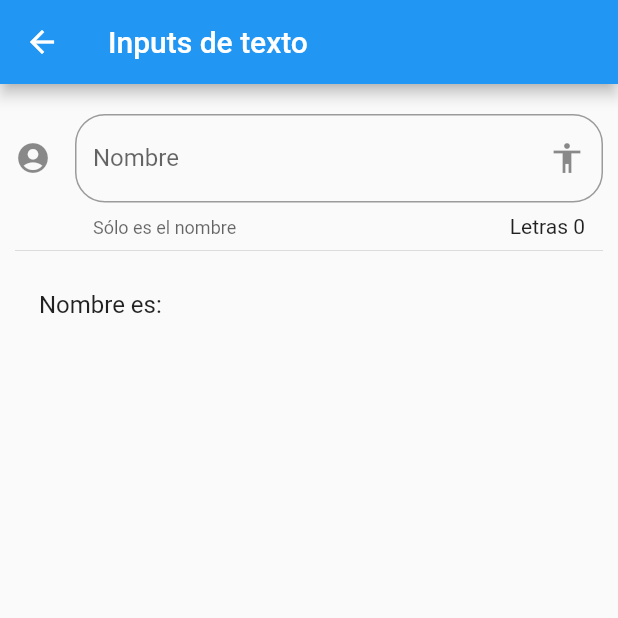
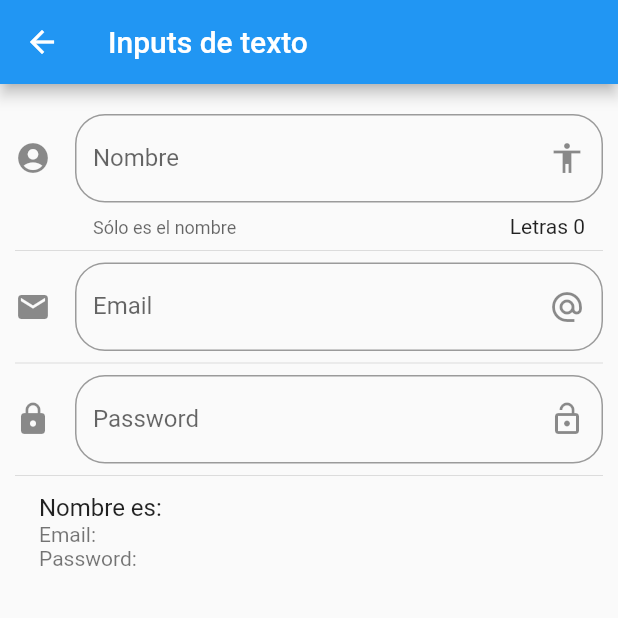
Before and after one commit to eraldovicente/Curso_Flutter, a Flutter app: the InputPage screen opened by its route, on a phone screen of 412 x 824 dp, the top half of it. Run offline on Flutter 3.47's test engine with Material 2 defaults, Android fonts, the phone set to English and light mode, and no system bars.

Commit message:
Email y Password fields

```diff
--- a/componentes/lib/src/pages/input_page.dart
+++ b/componentes/lib/src/pages/input_page.dart
@@ -7,7 +7,9 @@ class InputPage extends StatefulWidget {
 
 class _InputPageState extends State<InputPage> {
 
-  String _nombre = '';
+  String _nombre   = '';
+  String _email    = '';
+  String _password = '';
 
   @override
   Widget build(BuildContext context) {
@@ -19,6 +21,10 @@ class _InputPageState extends State<InputPage> {
         padding: EdgeInsets.symmetric(horizontal: 10.0, vertical: 20.0),
         children: [
           _crearInput(),
+          Divider(),
+          _crearEmail(),
+          Divider(),
+          _crearPassword(),
           Divider(),
           _crearPersona()
         ],
@@ -52,10 +58,51 @@ class _InputPageState extends State<InputPage> {
     );
   }
 
+  Widget _crearEmail() {
+
+    return TextField(
+      keyboardType: TextInputType.emailAddress,
+      textCapitalization: TextCapitalization.sentences,
+      decoration: InputDecoration(
+        border: OutlineInputBorder(
+          borderRadius: BorderRadius.circular(20.0)
+        ),
+        hintText: 'Email',
+        labelText: 'Email',
+        suffixIcon: Icon( Icons.alternate_email ),
+        icon: Icon( Icons.email )
+      ),
+      onChanged: (valor) => setState(() {
+          _email = valor;
+        })
+    );
+  }
+
+  Widget _crearPassword() {
+
+    return TextField(
+      obscureText: true,
+      keyboardType: TextInputType.emailAddress,
+      decoration: InputDecoration(
+        border: OutlineInputBorder(
+          borderRadius: BorderRadius.circular(20.0)
+        ),
+        hintText: 'Password',
+        labelText: 'Password',
+        suffixIcon: Icon( Icons.lock_open ),
+        icon: Icon( Icons.lock )
+      ),
+      onChanged: (valor) => setState(() {
+          _password = valor;
+        })
+    );
+  }
+
   Widget _crearPersona() {
 
     return ListTile(
       title: Text('Nombre es: $_nombre'),
+      subtitle: Text('Email: $_email \nPassword: $_password'),
     );
 
   }
```
